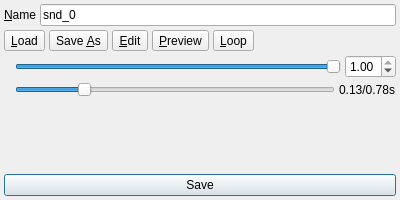
Qt form Editors/SoundEditor.ui (enigma-dev/RadialGM) before a commit.
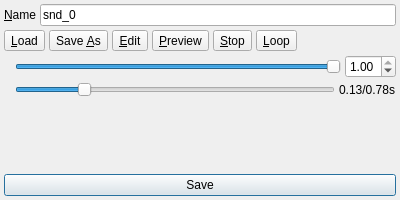
The same form after that commit. Icons and pictures are not drawn.

Commit message: Redo fileselector & implement sound editor

The edit to the form file:
```diff
--- a/Editors/SoundEditor.ui
+++ b/Editors/SoundEditor.ui
@@ -143,7 +143,21 @@
       </widget>
      </item>
      <item>
-      <widget class="QToolButton" name="toolButton">
+      <widget class="QToolButton" name="stopButton">
+       <property name="toolTip">
+        <string>Stop playing sound</string>
+       </property>
+       <property name="text">
+        <string>&amp;Stop</string>
+       </property>
+       <property name="icon">
+        <iconset resource="../images.qrc">
+         <normaloff>:/actions/sound-stop.png</normaloff>:/actions/sound-stop.png</iconset>
+       </property>
+      </widget>
+     </item>
+     <item>
+      <widget class="QToolButton" name="loopButton">
        <property name="toolTip">
         <string>Loop Playback</string>
        </property>
@@ -157,6 +171,9 @@
        <property name="checkable">
         <bool>true</bool>
        </property>
+       <property name="checked">
+        <bool>false</bool>
+       </property>
       </widget>
      </item>
      <item>
```
Left out of the diff: 18 changed lines with no effect on the pictures. The commit also changes 9 other files.
